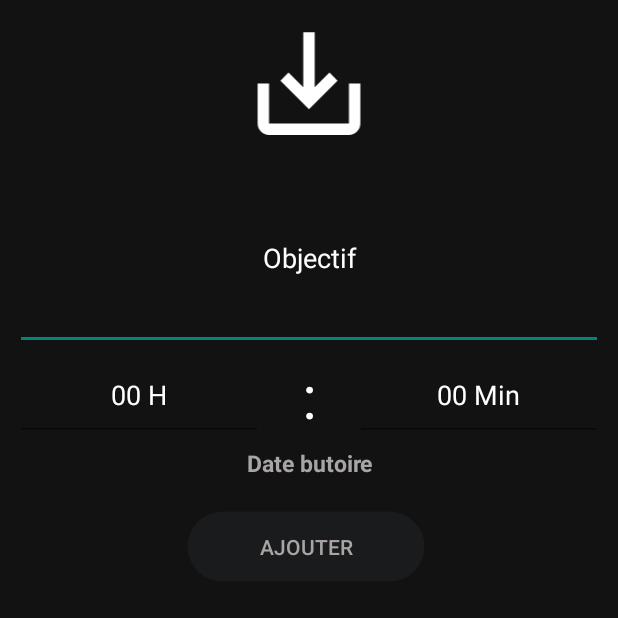
After one commit to christ3444/chrono, an Android app: the AddActivity screen opened directly, with no data from a screen before it, on a phone screen of 412 x 824 dp, the top half of it. The commit adds this screen. Run offline under Robolectric (Android 15) with nearby library versions, the phone set to English and light mode, and no system bars.

Commit message:
create new add activity

```diff
--- a/app/src/main/AndroidManifest.xml
+++ b/app/src/main/AndroidManifest.xml
@@ -12,6 +12,9 @@
         android:roundIcon="@drawable/bg_cc"
         android:supportsRtl="true"
         android:theme="@style/Theme.Chrono">
+        <activity
+            android:name=".View.AddActivity"
+            android:exported="false" />
         <activity
             android:name=".View.DetailActivity"
             android:exported="false" />
@@ -30,8 +33,7 @@
         </activity>
         <activity
             android:name=".View.Timer"
-            android:screenOrientation="portrait"
-            />
+            android:screenOrientation="portrait" />
 
         <receiver
             android:name=".Controller.BroadcastTimer"
--- a/app/src/main/java/com/example/chrono/Model/CustomAdapter.java
+++ b/app/src/main/java/com/example/chrono/Model/CustomAdapter.java
@@ -79,9 +79,9 @@ public class CustomAdapter extends RecyclerView.Adapter<CustomAdapter.MyViewHold
                     context.startActivity(timer_intent);
             }
         });
-        holder.my_recycler_objectif.setOnLongClickListener(new View.OnLongClickListener() {
+        holder.tache.setOnClickListener(new View.OnClickListener() {
             @Override
-            public boolean onLongClick(View view) {
+            public void onClick(View view) {
                 Objectif objectif = new Objectif();
                // objectif.hello(context);
                 String delete_id = String.valueOf(tache_id.get(position));
@@ -90,7 +90,7 @@ public class CustomAdapter extends RecyclerView.Adapter<CustomAdapter.MyViewHold
                 Intent detail_intent = new Intent(view.getContext(), DetailActivity.class);
                 detail_intent.putExtra("tache_id",String.valueOf(tache_id.get(position)));
                 context.startActivity(detail_intent);
-                return true;
+
             }
         });
     }
--- /dev/null
+++ b/app/src/main/java/com/example/chrono/View/AddActivity.java
@@ -0,0 +1,82 @@
+package com.example.chrono.View;
+
+import android.content.Intent;
+import android.os.Bundle;
+import android.view.View;
+import android.widget.Button;
+import android.widget.EditText;
+
+import androidx.appcompat.app.AlertDialog;
+import androidx.appcompat.app.AppCompatActivity;
+
+import com.example.chrono.Controller.MyDatabaseHelper;
+import com.example.chrono.R;
+
+import java.util.Date;
+
+public class AddActivity extends AppCompatActivity {
+
+
+    public AlertDialog.Builder dialogBuilder;
+    public AlertDialog dialog;
+    private Button pop_cancel, pop_save;
+    EditText objectif_txt;
+    EditText nb_heure_txt, nb_minute_txt, date_butoire;
+    Button add_btn;
+    MyDatabaseHelper mydata;
+
+    @Override
+    protected void onCreate(Bundle savedInstanceState) {
+        super.onCreate(savedInstanceState);
+        setContentView(R.layout.activity_add);
+
+        pop_save = findViewById(R.id.save);
+        objectif_txt = findViewById(R.id.objectif);
+        nb_heure_txt = findViewById(R.id.editTextTime);
+        nb_minute_txt = findViewById(R.id.editTextTimeMinute);
+        date_butoire = findViewById(R.id.date_prevu);
+
+        pop_save.setOnClickListener(new View.OnClickListener() {
+            Long all_Time;
+
+            @Override
+            public void onClick(View v) {
+                if (!nb_heure_txt.getText().toString().equals("") && !nb_minute_txt.getText().toString().equals("")) {
+                    all_Time = Long.valueOf(nb_heure_txt.getText().toString()) * 3600000 +
+                            Long.valueOf(nb_minute_txt.getText().toString()) * 60000;
+                } else {
+                    if (!nb_minute_txt.getText().toString().equals("")) {
+                        all_Time = Long.valueOf(nb_minute_txt.getText().toString()) * 60000;
+                    } else {
+                        if (!nb_heure_txt.getText().toString().equals("")) {
+                            all_Time = Long.valueOf(nb_heure_txt.getText().toString()) * 3600000;
+                        } else {
+                            all_Time = Long.valueOf(0);
+                        }
+                    }
+                }
+
+                String date_butoire_save, objectif_save;
+                if (objectif_txt.getText().toString().trim().equals("")) {
+                    objectif_save = "non defini";
+                } else {
+                    objectif_save = objectif_txt.getText().toString().trim();
+                }
+                String la_date = new Date().toString().substring(0, 10);
+                if (date_butoire.getText().toString().equals("")) {
+                    date_butoire_save = la_date;
+                } else {
+                    date_butoire_save = date_butoire.getText().toString();
+                }
+                /// code save
+
+                MyDatabaseHelper mydata = new MyDatabaseHelper(AddActivity.this);
+                mydata.addBook(objectif_save, all_Time, date_butoire_save, la_date.trim());
+                Intent reload = new Intent(AddActivity.this, Objectif.class);
+                startActivity(reload);
+
+
+            }
+        });
+    }
+}
--- /dev/null
+++ b/app/src/main/res/layout/activity_add.xml
@@ -0,0 +1,132 @@
+<?xml version="1.0" encoding="utf-8"?>
+<LinearLayout
+    xmlns:android="http://schemas.android.com/apk/res/android"
+    xmlns:app="http://schemas.android.com/apk/res-auto"
+    xmlns:tools="http://schemas.android.com/tools"
+    android:layout_width="match_parent"
+    android:layout_height="match_parent"
+    android:background="#F0040404"
+    android:orientation="vertical"
+    android:weightSum="13"
+    tools:context=".View.AddActivity">
+
+    <ImageView
+        android:id="@+id/imageView2"
+        android:layout_width="100dp"
+        android:layout_height="0dp"
+        android:layout_weight="1.5"
+        android:layout_gravity="center"
+        app:srcCompat="@drawable/ic_save"
+        android:layout_marginTop="10dp"/>
+
+    <EditText
+        android:id="@+id/objectif"
+        android:layout_width="match_parent"
+        android:layout_height="0dp"
+        android:layout_weight="2"
+        android:gravity="center"
+        android:ems="10"
+        android:layout_marginLeft="10dp"
+        android:layout_marginRight="10dp"
+        android:layout_marginTop="10dp"
+        android:hint="Objectif"
+        android:textColor="@color/white"
+        android:textColorHint="@color/white" />
+
+    <LinearLayout
+        android:id="@+id/line_time"
+        android:layout_width="match_parent"
+        android:layout_height="0dp"
+        android:layout_weight="1"
+        android:orientation="horizontal"
+        android:weightSum="4"
+        android:gravity="center">
+
+
+        <EditText
+            android:id="@+id/editTextTime"
+            android:layout_width="0dp"
+            android:layout_height="match_parent"
+            android:layout_weight="1.6"
+            android:gravity="center"
+            android:ems="10"
+            android:hint="00 H"
+            android:inputType="datetime"
+            android:textColor="@color/white"
+            android:textColorHint="@color/white" />
+
+        <TextView
+            android:layout_width="0dp"
+            android:layout_height="match_parent"
+            android:layout_weight="0.6"
+            android:gravity="center"
+            android:ems="10"
+            android:textSize="40dp"
+            android:hint=":"
+            android:textColor="@color/white"
+            android:textColorHint="@color/white" />
+
+        <EditText
+            android:id="@+id/editTextTimeMinute"
+            android:layout_width="0dp"
+            android:layout_height="match_parent"
+            android:layout_weight="1.6"
+            android:gravity="center"
+            android:ems="10"
+            android:hint="00 Min"
+            android:inputType="datetime"
+            android:textColor="@color/white"
+            android:textColorHint="@color/white" />
+
+    </LinearLayout>
+    <TextView
+        android:layout_width="match_parent"
+        android:layout_height="0dp"
+        android:layout_weight="0.5"
+        android:text="Date butoire"
+        android:gravity="center"
+        android:textStyle="bold"
+        android:textSize="15dp"
+        android:textColor="@color/gray_text_color"
+        />
+    <EditText
+        android:id="@+id/date_prevu"
+        android:layout_width="0dp"
+        android:layout_height="0dp"/>
+    <LinearLayout
+        android:layout_width="match_parent"
+        android:layout_height="0dp"
+        android:layout_weight="1"
+        android:gravity="center"
+        android:orientation="horizontal"
+        android:weightSum="5"
+        android:layout_marginTop="10dp"
+        app:layout_constraintBottom_toBottomOf="parent"
+        app:layout_constraintTop_toBottomOf="@+id/linearLayout"
+        app:layout_constraintVertical_bias="0.289"
+        tools:layout_editor_absoluteX="-16dp">
+
+        <Button
+            android:id="@+id/save"
+            android:layout_width="wrap_content"
+            android:layout_height="50dp"
+            android:layout_marginRight="4dp"
+            android:layout_weight="1"
+            android:text="Ajouter"
+            android:background="@drawable/ronder_bg"
+            android:textColor="@color/gray_text_color"
+            app:backgroundTint="@color/bg_leger_gray" />
+
+        <!--  <Button
+              android:id="@+id/save2"
+              android:layout_width="wrap_content"
+              android:layout_height="wrap_content"
+              android:layout_marginLeft="4dp"
+              android:layout_weight="1"
+              android:text="Annuler"
+              android:textColor="@color/white"
+              app:backgroundTint="#DDFD0808" />-->
+
+    </LinearLayout>
+
+</LinearLayout>
```
Also changed, not shown: app/src/main/java/com/example/chrono/View/Objectif.java (+10 -6 lines), app/src/main/res/layout/activity_detail.xml (+29 -28 lines).
